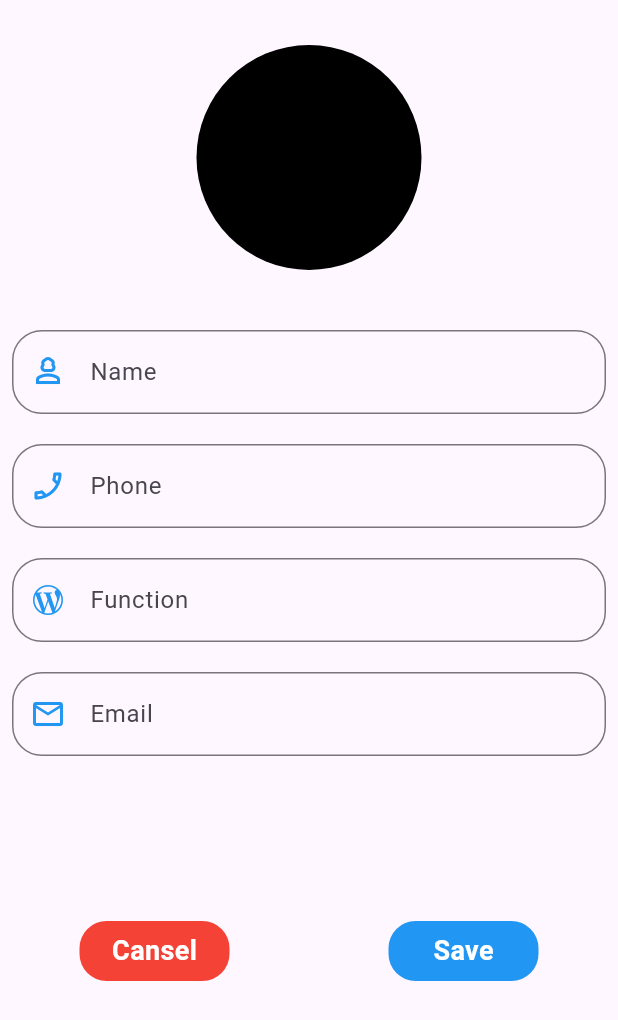
After one commit to mustfa-magdy-mohamed-nasr/contact_app, a Flutter app: the AddMemberView screen opened by its route, on a phone screen of 412 x 824 dp. The commit adds this screen. Shown: the top 1020 px of the screen. Run offline on Flutter 3.47's test engine with Material 3 defaults, Android fonts, the phone set to English and light mode, and no system bars.

Commit message:
Refactor Add Membry Body &add hive

```diff
--- a/lib/main.dart
+++ b/lib/main.dart
@@ -1,7 +1,6 @@
-import 'package:contact_app/views/add_contact/add_contact.dart';
+import 'package:contact_app/views/add_contact/add_member_view.dart';
 import 'package:contact_app/views/contact_view/contactView.dart';
 import 'package:contact_app/views/dwtails_view/detalis_view.dart';
-import 'package:contact_app/views/dwtails_view/widgets/details_view_body.dart';
 import 'package:flutter/material.dart';
 
 void main() {
@@ -20,7 +19,7 @@ class ContactApp extends StatelessWidget {
       initialRoute: '/',
       routes: {
         '/': (context) => const ContactView(),
-        '/page1': (context) => AddContact(),
+        '/page1': (context) => AddMemberView(),
         '/page2': (context) => const DetalisView(),
         // '/page2': (context) => Page2(),
       },
--- /dev/null
+++ b/lib/views/add_contact/add_member_view.dart
@@ -0,0 +1,13 @@
+import 'package:contact_app/views/add_contact/widgets/add_contact_body.dart';
+import 'package:flutter/material.dart';
+
+class AddMemberView extends StatelessWidget {
+  const AddMemberView({super.key});
+
+  @override
+  Widget build(BuildContext context) {
+    return Scaffold(
+      body: AddContactBody(),
+    );
+  }
+}
--- /dev/null
+++ b/lib/views/add_contact/widgets/add_contact_body.dart
@@ -0,0 +1,29 @@
+import 'package:contact_app/views/add_contact/widgets/center_add_member.dart';
+import 'package:contact_app/views/add_contact/widgets/end_add_member.dart';
+import 'package:contact_app/views/add_contact/widgets/top_add_member.dart';
+import 'package:flutter/material.dart';
+
+// ignore: must_be_immutable
+class AddContactBody extends StatelessWidget {
+  AddContactBody({super.key});
+  TextEditingController title = TextEditingController();
+  TextEditingController fanction = TextEditingController();
+  TextEditingController phone = TextEditingController();
+  TextEditingController email = TextEditingController();
+  @override
+  Widget build(BuildContext context) {
+    return ListView(
+      children: [
+        Column(
+          mainAxisAlignment: MainAxisAlignment.spaceBetween,
+          children: [
+            const TopAddMember(),
+            CenterAddMember(
+                title: title, phone: phone, fanction: fanction, email: email),
+            const EndAddMember()
+          ],
+        ),
+      ],
+    );
+  }
+}
--- /dev/null
+++ b/lib/views/add_contact/widgets/center_add_member.dart
@@ -0,0 +1,45 @@
+import 'package:contact_app/views/add_contact/widgets/custom_text_field.dart';
+import 'package:flutter/material.dart';
+
+class CenterAddMember extends StatelessWidget {
+  const CenterAddMember({
+    super.key,
+    required this.title,
+    required this.phone,
+    required this.fanction,
+    required this.email,
+  });
+
+  final TextEditingController title;
+  final TextEditingController phone;
+  final TextEditingController fanction;
+  final TextEditingController email;
+
+  @override
+  Widget build(BuildContext context) {
+    return Column(
+      children: [
+        CustomTextField(
+          fanction: title,
+          icon: Icons.person_3_outlined,
+          labelText: 'Name',
+        ),
+        CustomTextField(
+          fanction: phone,
+          icon: Icons.phone_enabled_outlined,
+          labelText: 'Phone',
+        ),
+        CustomTextField(
+          fanction: fanction,
+          icon: Icons.wordpress_outlined,
+          labelText: 'Function',
+        ),
+        CustomTextField(
+          fanction: email,
+          icon: Icons.email_outlined,
+          labelText: 'Email',
+        ),
+      ],
+    );
+  }
+}
--- /dev/null
+++ b/lib/views/add_contact/widgets/end_add_member.dart
@@ -0,0 +1,34 @@
+import 'package:contact_app/views/add_contact/widgets/custom_buttom.dart';
+import 'package:flutter/material.dart';
+
+class EndAddMember extends StatelessWidget {
+  const EndAddMember({
+    super.key,
+  });
+
+  @override
+  Widget build(BuildContext context) {
+    return Padding(
+      padding: const EdgeInsets.symmetric(
+        vertical: 100,
+      ),
+      child: Row(
+        mainAxisAlignment: MainAxisAlignment.spaceAround,
+        children: [
+          CustomButtm(
+            color: Colors.red,
+            name: 'Cansel',
+            onTap: () {
+              Navigator.pop(context);
+            },
+          ),
+          CustomButtm(
+            color: Colors.blue,
+            name: 'Save',
+            onTap: () {},
+          ),
+        ],
+      ),
+    );
+  }
+}
--- /dev/null
+++ b/lib/views/add_contact/widgets/top_add_member.dart
@@ -0,0 +1,26 @@
+import 'package:flutter/material.dart';
+
+class TopAddMember extends StatelessWidget {
+  const TopAddMember({
+    super.key,
+  });
+
+  @override
+  Widget build(BuildContext context) {
+    return Padding(
+      padding: const EdgeInsets.all(30),
+      child: Container(
+        width: 150,
+        height: 150,
+        decoration: BoxDecoration(
+          color: Colors.black,
+          // image: DecorationImage(
+          //   image: FileImage(image!),
+          //   fit: BoxFit.cover,
+          // ),
+          borderRadius: BorderRadius.circular(300),
+        ),
+      ),
+    );
+  }
+}
--- /dev/null
+++ b/lib/views/model/contact_model.dart
@@ -0,0 +1,12 @@
+class ContactModel {
+  final String name;
+  final String phone;
+  final String email;
+  final String fanction;
+
+  ContactModel(
+      {required this.name,
+      required this.phone,
+      required this.email,
+      required this.fanction});
+}
```
Also changed, not shown: lib/views/add_contact/add_contact.dart (deleted, +0 -86 lines), lib/views/dwtails_view/widgets/card_details.dart (+7 -2 lines), pubspec.yaml (+6 -16 lines), pubspec.lock, 1 other file.
